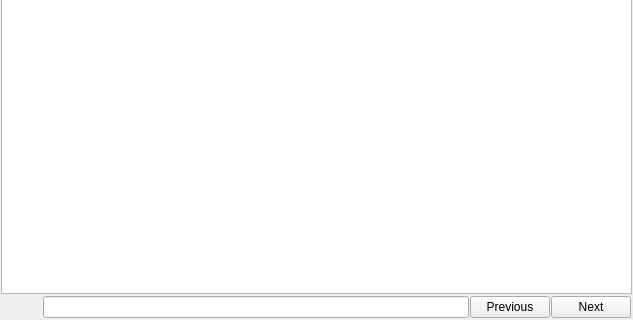
Qt form RichTextEdit.ui (redeyedvireo/PyNoteBook) before a commit; both pictures show x 0 to 633 and y 308 to 628 of the 633 by 628 pixel window.
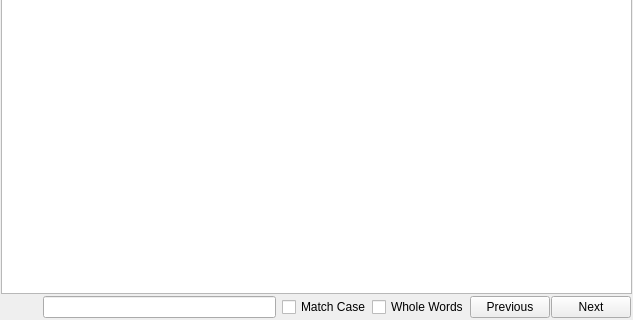
The same form after that commit. Icons and pictures are not drawn. Custom widgets are drawn as their Qt base class.

Commit message: Hook up search buttons.  Add checkboxes for matching case and whole word search.

```diff
--- a/RichTextEdit.ui
+++ b/RichTextEdit.ui
@@ -503,6 +503,36 @@
       <item>
        <widget class="QLineEdit" name="searchEdit"/>
       </item>
+      <item>
+       <spacer name="horizontalSpacer_4">
+        <property name="orientation">
+         <enum>Qt::Horizontal</enum>
+        </property>
+        <property name="sizeType">
+         <enum>QSizePolicy::Fixed</enum>
+        </property>
+        <property name="sizeHint" stdset="0">
+         <size>
+          <width>5</width>
+          <height>20</height>
+         </size>
+        </property>
+       </spacer>
+      </item>
+      <item>
+       <widget class="QCheckBox" name="matchCaseCheckBox">
+        <property name="text">
+         <string>Match Case</string>
+        </property>
+       </widget>
+      </item>
+      <item>
+       <widget class="QCheckBox" name="wholeWordCheckBox">
+        <property name="text">
+         <string>Whole Words</string>
+        </property>
+       </widget>
+      </item>
       <item>
        <widget class="QPushButton" name="prevButton">
         <property name="toolTip">
```
Left out of the diff: 6 changed lines with no effect on the pictures. The commit also changes 2 other files.
